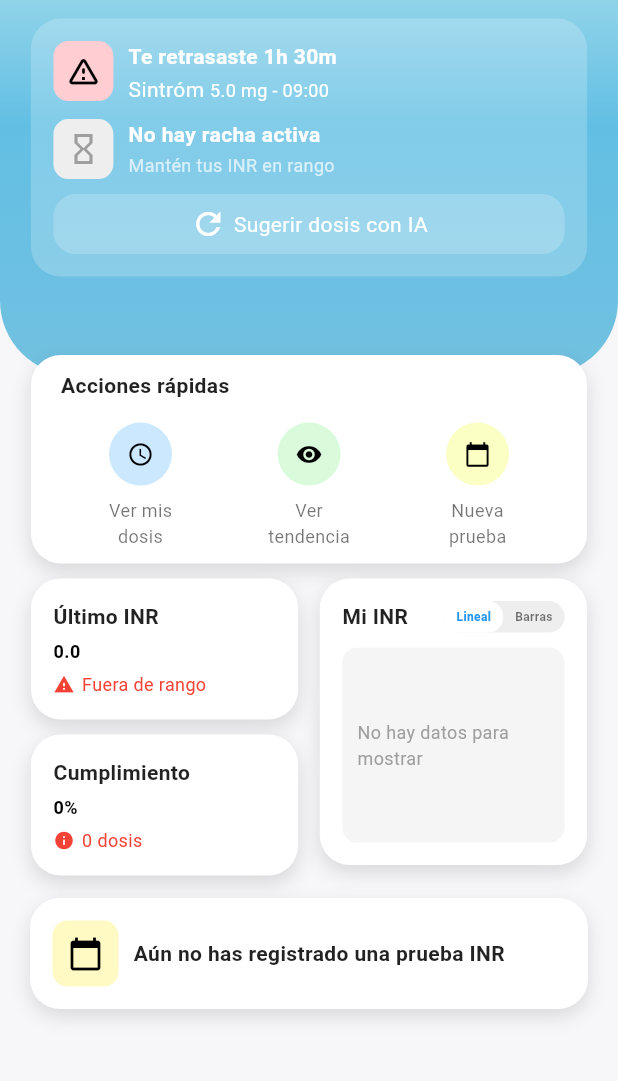
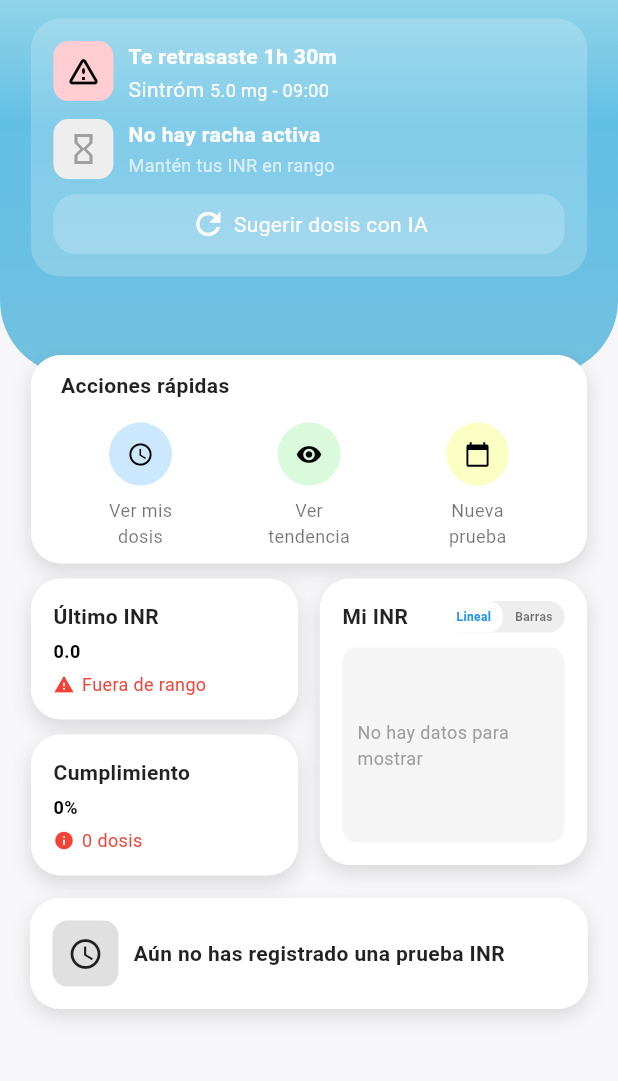
Before and after one commit to FabRangel/INRight, a Flutter app: the Page3 screen opened directly, on a phone screen of 412 x 824 dp, the part 127-1208 px from its top. Run offline on Flutter 3.47's test engine with Material 3 defaults, Android fonts, the phone set to English and light mode, and no system bars; our stand-ins replace animated_notch_bottom_bar, awesome_snackbar_content, cloud_firestore, firebase_auth, firebase_core, fl_chart and 2 more; accounts and stored records are empty.

Commit message:
Add: next Inr toma(messages)

```diff
--- a/lib/features/home/presentation/widgets/nextInrCard.dart
+++ b/lib/features/home/presentation/widgets/nextInrCard.dart
@@ -1,18 +1,18 @@
 import 'package:flutter/material.dart';
 import 'package:intl/intl.dart';
+import 'package:intl/date_symbol_data_local.dart';
+import 'package:provider/provider.dart';
+import 'package:inright/features/home/providers/inrProvider.dart';
 import 'package:inright/features/configurations/providers/medication_config_provider.dart';
-import 'package:inright/features/home/providers/inrProvider.dart';
-import 'package:provider/provider.dart';
 
 class NextINRCardWidget extends StatelessWidget {
-  const NextINRCardWidget({Key? key}) : super(key: key);
+  const NextINRCardWidget({super.key});
 
   @override
   Widget build(BuildContext context) {
     final inrProvider = Provider.of<InrProvider>(context);
     final configProvider = Provider.of<MedicationConfigProvider>(context);
 
-    // Obtener la última medición
     final historial = inrProvider.inrDatos;
     DateTime? fechaUltimoInr;
 
@@ -27,18 +27,37 @@ class NextINRCardWidget extends StatelessWidget {
           );
         }
       } catch (e) {
-        // Si hay error, deja fechaUltimoInr como null
+        fechaUltimoInr = null;
       }
     }
 
-    // Calcular la próxima
-    String textoFecha = "Aún no has registrado una prueba INR";
+    final now = DateTime.now();
+    String mensaje = "Aún no has registrado una prueba INR";
+    Color fondo = Colors.grey.shade300;
+    IconData icono = Icons.access_time;
+
     if (fechaUltimoInr != null) {
       final proxima = fechaUltimoInr.add(
         Duration(days: configProvider.frecuenciaInr),
       );
-      final format = DateFormat("d MMM", "es");
-      textoFecha = "Próxima toma de INR: ${format.format(proxima)}";
+      final hoy = DateTime(now.year, now.month, now.day);
+      final diaPrueba = DateTime(proxima.year, proxima.month, proxima.day);
+
+      final formato = DateFormat("d MMM", "es");
+
+      if (diaPrueba.isBefore(hoy)) {
+        mensaje = "¡Tu prueba de INR está atrasada!";
+        fondo = Colors.red.shade100;
+        icono = Icons.error;
+      } else if (diaPrueba.isAtSameMomentAs(hoy)) {
+        mensaje = "Hoy debes realizar tu prueba de INR";
+        fondo = Colors.yellow.shade100;
+        icono = Icons.warning_amber;
+      } else {
+        mensaje = "Próxima toma de INR: ${formato.format(diaPrueba)}";
+        fondo = Colors.blue.shade100;
+        icono = Icons.calendar_today;
+      }
     }
 
     return Padding(
@@ -62,15 +81,15 @@ class NextINRCardWidget extends StatelessWidget {
             Container(
               padding: const EdgeInsets.all(10),
               decoration: BoxDecoration(
-                color: Colors.yellow.shade100,
+                color: fondo,
                 borderRadius: BorderRadius.circular(10),
               ),
-              child: const Icon(Icons.calendar_today, color: Colors.black),
+              child: Icon(icono, color: Colors.black87),
             ),
             const SizedBox(width: 10),
             Expanded(
               child: Text(
-                textoFecha,
+                mensaje,
                 style: const TextStyle(
                   fontSize: 14,
                   fontWeight: FontWeight.bold,
```
